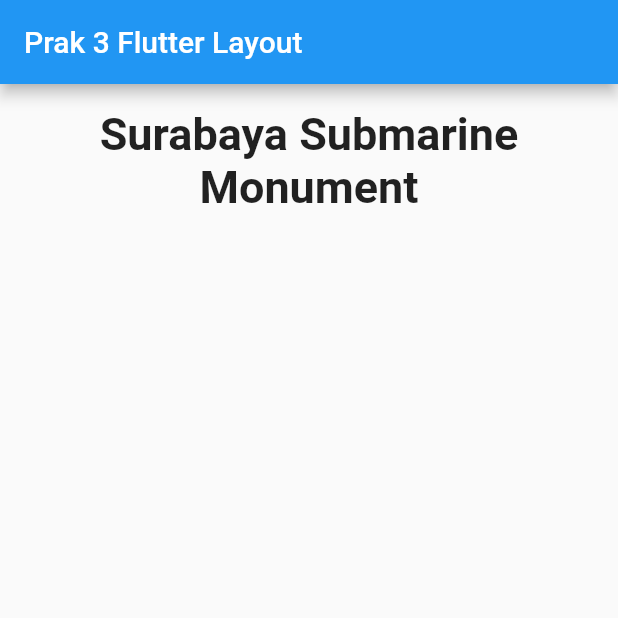
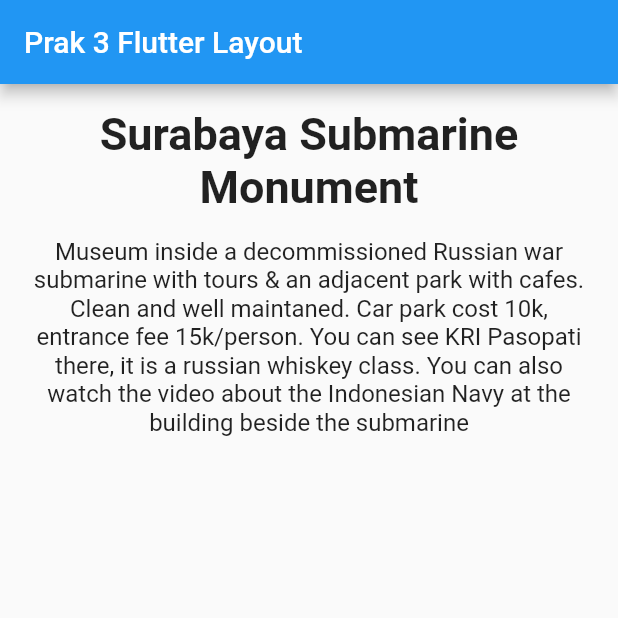
Before and after one commit to superrexy/flutter_wppb, a Flutter app: the screen it shows after launch, on a phone screen of 412 x 824 dp, the top half of it. Run offline on Flutter 3.47's test engine with Material 2 defaults, Android fonts, the phone set to English and light mode, and no system bars.

Commit message:
percobaan 2 done

```diff
--- a/lib/main.dart
+++ b/lib/main.dart
@@ -52,6 +52,14 @@
                 ),
               ),
             ),
+            Container(
+              margin: EdgeInsets.all(16),
+              child: const Text(
+                "Museum inside a decommissioned Russian war submarine with tours & an adjacent park with cafes. Clean and well maintaned. Car park cost 10k, entrance fee 15k/person. You can see KRI Pasopati there, it is a russian whiskey class. You can also watch the video about the Indonesian Navy at the building beside the submarine",
+                textAlign: TextAlign.center,
+                style: TextStyle(fontSize: 16),
+              ),
+            ),
           ]),
         ));
   }
```
